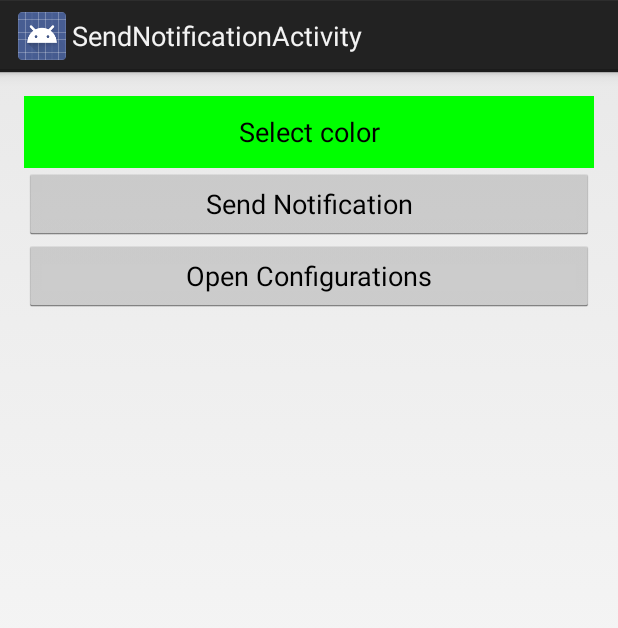
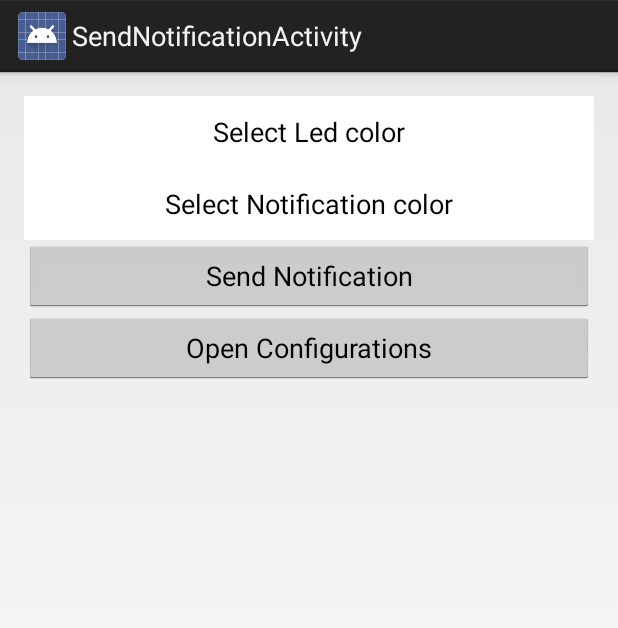
Before and after one commit to brunodles/Notifier, an Android app: the screen it shows after launch (SendNotificationActivity), after a tap on "Send Notification", on a phone screen of 412 x 824 dp. Shown: the top 628 px of the screen. Run offline under Robolectric (Android 15) with nearby library versions, the light colour scheme and no system bars.

Commit message:
Refactor on mainActivity
Remove Unused code
Add new button to change notification color
Save selected colors on sharedPreferences

```diff
--- a/app/src/main/java/android/bruno/notifier/ReflectionListener.java
+++ /dev/null
@@ -1,26 +0,0 @@
-package android.bruno.notifier;
-
-import android.view.View;
-
-import java.lang.reflect.InvocationTargetException;
-
-/**
- * This class intent to simplify access to activity's buttons.
- *
- * Created by bruno on 17/08/14.
- */
-public class ReflectionListener extends Reflector implements View.OnClickListener{
-
-    private static final String TAG = "ReflectionListener";
-
-    public ReflectionListener(Object object, String methodName) {
-        super(object, methodName);
-        tryToFindMethodByName();
-    }
-
-    @Override
-    public void onClick(View v) {
-        invoke();
-    }
-
-}
--- a/app/src/main/java/android/bruno/notifier/Reflector.java
+++ /dev/null
@@ -1,52 +0,0 @@
-package android.bruno.notifier;
-
-import android.util.Log;
-
-import java.lang.reflect.InvocationTargetException;
-import java.lang.reflect.Method;
-
-/**
- * Created by bruno on 18/08/14.
- */
-public abstract class Reflector {
-
-    public static final String TAG = "Reflector";
-    public static boolean debuggable = true;
-
-    private Method method;
-    private Object object;
-    private String methodName;
-
-    public Reflector(Object object, String methodName) {
-        this.object = object;
-        this.methodName = methodName;
-    }
-
-    protected static void Loge(String tag, String msg, Throwable tr){
-        if (debuggable)
-            Log.e(tag, msg, tr);
-    }
-
-    protected void tryToFindMethodByName() {
-        try {
-            method = object.getClass().getDeclaredMethod(methodName, null);
-            if (!method.isAccessible())
-                method.setAccessible(true);
-        } catch (NoSuchMethodException e) {
-            Loge(TAG, "IllegalAccessException?", e);
-            throw new RuntimeException(String.format("The method \"%s\" isn't accessible!", methodName), e);
-        }
-    }
-
-    protected void invoke(){
-        try {
-            method.invoke(object, null);
-        } catch (IllegalAccessException e) {
-            Loge(TAG, "IllegalAccessException? on invoke "+methodName, e);
-        } catch (InvocationTargetException e) {
-            Loge(TAG, "InvocationTargetException on invoke "+methodName, e);
-        } catch (Exception e) {
-            Loge(TAG, "Exception on invoke "+methodName, e);
-        }
-    }
-}
--- a/app/src/main/java/android/bruno/notifier/SendNotificationActivity.java
+++ b/app/src/main/java/android/bruno/notifier/SendNotificationActivity.java
@@ -2,79 +2,100 @@ package android.bruno.notifier;
 
 import android.app.Activity;
 import android.app.Notification;
-import android.app.NotificationManager;
 import android.content.Intent;
+import android.content.SharedPreferences;
 import android.os.Bundle;
+import android.preference.PreferenceManager;
+import android.support.v4.app.NotificationCompat;
+import android.support.v4.app.NotificationManagerCompat;
 import android.util.Log;
-import android.view.Menu;
-import android.view.MenuItem;
 import android.view.View;
 import android.widget.Button;
-
-import java.lang.reflect.InvocationTargetException;
-import java.lang.reflect.Method;
 
 import yuku.ambilwarna.AmbilWarnaDialog;
 
 
-public class SendNotificationActivity extends Activity {
+public class SendNotificationActivity extends Activity implements View.OnClickListener {
 
-    public static final String TAG = "SendNotificationActivity";
-    Button selectColor;
+    public static final String TAG = "SendNotificationAct";
+    Button selectLedColor;
+    Button selectBackColor;
     Button sendNotification;
     Button openSetings;
-
-    int color = 0xff00ff00;
 
     @Override
     protected void onCreate(Bundle savedInstanceState) {
         super.onCreate(savedInstanceState);
         setContentView(R.layout.activity_send_notification);
 
-        selectColor = (Button) findViewById(R.id.selectColor);
+        selectLedColor = (Button) findViewById(R.id.selectLedColor);
+        selectBackColor = (Button) findViewById(R.id.selectBackColor);
         sendNotification = (Button) findViewById(R.id.sendNotification);
         openSetings = (Button) findViewById(R.id.openSetings);
+
+        selectLedColor.setTag("led");
+        selectBackColor.setTag("back");
     }
 
     @Override
     protected void onStart() {
         super.onStart();
 
-        selectColor.setOnClickListener(new ReflectionListener(this, "selectColor"));
-        sendNotification.setOnClickListener(new ReflectionListener(this, "sendNotification"));
-        openSetings.setOnClickListener(new ReflectionListener(this, "openSetings"));
+        selectLedColor.setOnClickListener(this);
+        selectBackColor.setOnClickListener(this);
+        sendNotification.setOnClickListener(this);
+        openSetings.setOnClickListener(this);
 
-        updateSelectColorBackgroundColor();
+        SharedPreferences preferences = PreferenceManager.getDefaultSharedPreferences(this);
+        selectLedColor.setBackgroundColor(preferences.getInt("led", 0xFFFFFFFF));
+        selectBackColor.setBackgroundColor(preferences.getInt("back", 0xFFFFFFFF));
     }
 
-    private void updateSelectColorBackgroundColor(){
-        selectColor.setBackgroundColor(color);
+    @Override
+    public void onClick(View view) {
+        switch (view.getId()) {
+            case R.id.selectLedColor:
+                selectLedColorClick(view);
+                break;
+            case R.id.selectBackColor:
+                selectLedColorClick(view);
+                break;
+            case R.id.sendNotification:
+                sendNotification();
+                break;
+            case R.id.openSetings:
+                openSetings();
+                break;
+        }
     }
 
-    private void sendNotification(){
+    private void sendNotification() {
+        SharedPreferences preferences = PreferenceManager.getDefaultSharedPreferences(this);
         Log.d(TAG, "Prepare to send notification");
-        Notification notification = new Notification.Builder(this)
+        Notification notification = new NotificationCompat.Builder(this)
                 .setContentText("ContentTExt")
                 .setContentTitle("ContentTitle")
                 .setSmallIcon(R.drawable.ic_launcher)
                 .setTicker("Ticker")
-                .setLights(color, 200, 500)
+                .setLights(preferences.getInt("led", 0x00000000), 200, 500)
+                .setColor(preferences.getInt("back", 0x00000000))
                 .build();
 
-
-        NotificationManager notificationManager =
-                (NotificationManager) getSystemService(NOTIFICATION_SERVICE);
-
-        notificationManager.notify(0, notification);
+        NotificationManagerCompat.from(this).notify(0, notification);
         Log.d(TAG, "Notification sent");
     }
 
-    public void selectColor(){
-        AmbilWarnaDialog dialog = new AmbilWarnaDialog(this, color, new AmbilWarnaDialog.OnAmbilWarnaListener() {
+    public void selectLedColorClick(final View view) {
+        final String id = (String) view.getTag();
+        final SharedPreferences preferences = PreferenceManager.getDefaultSharedPreferences(this);
+        AmbilWarnaDialog dialog = new AmbilWarnaDialog(this, preferences.getInt(id, 0xFFFFFFFF), new AmbilWarnaDialog.OnAmbilWarnaListener() {
             @Override
             public void onOk(AmbilWarnaDialog dialog, int color) {
-                SendNotificationActivity.this.color = color;
-                updateSelectColorBackgroundColor();
+                preferences
+                        .edit()
+                        .putInt(id, color)
+                        .commit();
+                view.setBackgroundColor(color);
             }
 
             @Override
@@ -85,11 +106,8 @@ public class SendNotificationActivity extends Activity {
         dialog.show();
     }
 
-    public void openSetings(){
+    public void openSetings() {
         Intent intent = new Intent("android.settings.ACTION_NOTIFICATION_LISTENER_SETTINGS");
         startActivity(intent);
-
     }
-
-
 }
--- a/app/src/main/res/layout/activity_send_notification.xml
+++ b/app/src/main/res/layout/activity_send_notification.xml
@@ -10,8 +10,14 @@
     android:orientation="vertical">
 
     <Button
-        android:id="@+id/selectColor"
-        android:text="Select color"
+        android:id="@+id/selectLedColor"
+        android:text="Select Led color"
+        android:layout_width="match_parent"
+        android:layout_height="wrap_content" />
+
+    <Button
+        android:id="@+id/selectBackColor"
+        android:text="Select Notification color"
         android:layout_width="match_parent"
         android:layout_height="wrap_content" />
 
```
Also changed, not shown: app/src/main/java/android/bruno/notifier/ReflectionRunable.java (deleted, +0 -16 lines).
